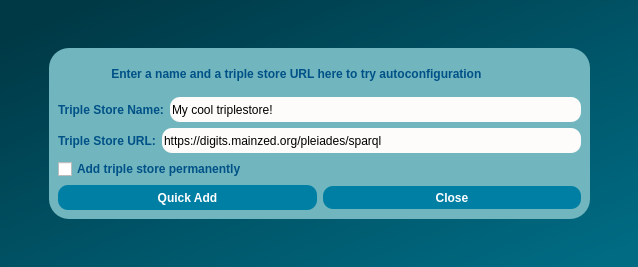
Above: dialogs/ui/triplestorequickadddialog.ui from sparqlunicorn/sparqlunicornGoesGIS before the change. Below: the same form after it.
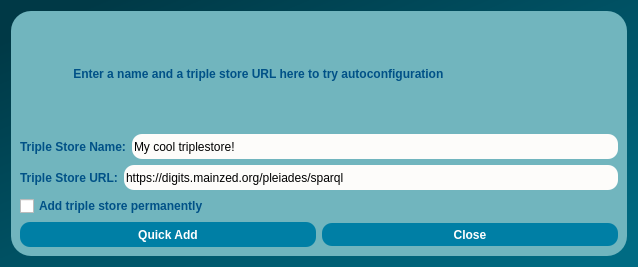
That is the form after the change.

```diff
--- a/dialogs/ui/triplestorequickadddialog.ui
+++ b/dialogs/ui/triplestorequickadddialog.ui
@@ -25,33 +25,7 @@
 </string>
   </property>
   <layout class="QGridLayout" name="gridLayout_2">
-   <item row="0" column="1">
-    <spacer name="verticalSpacer_2">
-     <property name="orientation">
-      <enum>Qt::Vertical</enum>
-     </property>
-     <property name="sizeHint" stdset="0">
-      <size>
-       <width>20</width>
-       <height>30</height>
-      </size>
-     </property>
-    </spacer>
-   </item>
-   <item row="1" column="0">
-    <spacer name="horizontalSpacer">
-     <property name="orientation">
-      <enum>Qt::Horizontal</enum>
-     </property>
-     <property name="sizeHint" stdset="0">
-      <size>
-       <width>30</width>
-       <height>20</height>
-      </size>
-     </property>
-    </spacer>
-   </item>
-   <item row="1" column="1" colspan="2">
+   <item row="0" column="0" colspan="2">
     <widget class="QFrame" name="frame">
      <property name="minimumSize">
       <size>
@@ -259,32 +233,6 @@
      </layout>
     </widget>
    </item>
-   <item row="1" column="3">
-    <spacer name="horizontalSpacer_2">
-     <property name="orientation">
-      <enum>Qt::Horizontal</enum>
-     </property>
-     <property name="sizeHint" stdset="0">
-      <size>
-       <width>31</width>
-       <height>20</height>
-      </size>
-     </property>
-    </spacer>
-   </item>
-   <item row="2" column="2">
-    <spacer name="verticalSpacer">
-     <property name="orientation">
-      <enum>Qt::Vertical</enum>
-     </property>
-     <property name="sizeHint" stdset="0">
-      <size>
-       <width>20</width>
-       <height>30</height>
-      </size>
-     </property>
-    </spacer>
-   </item>
   </layout>
  </widget>
  <resources/>
```
